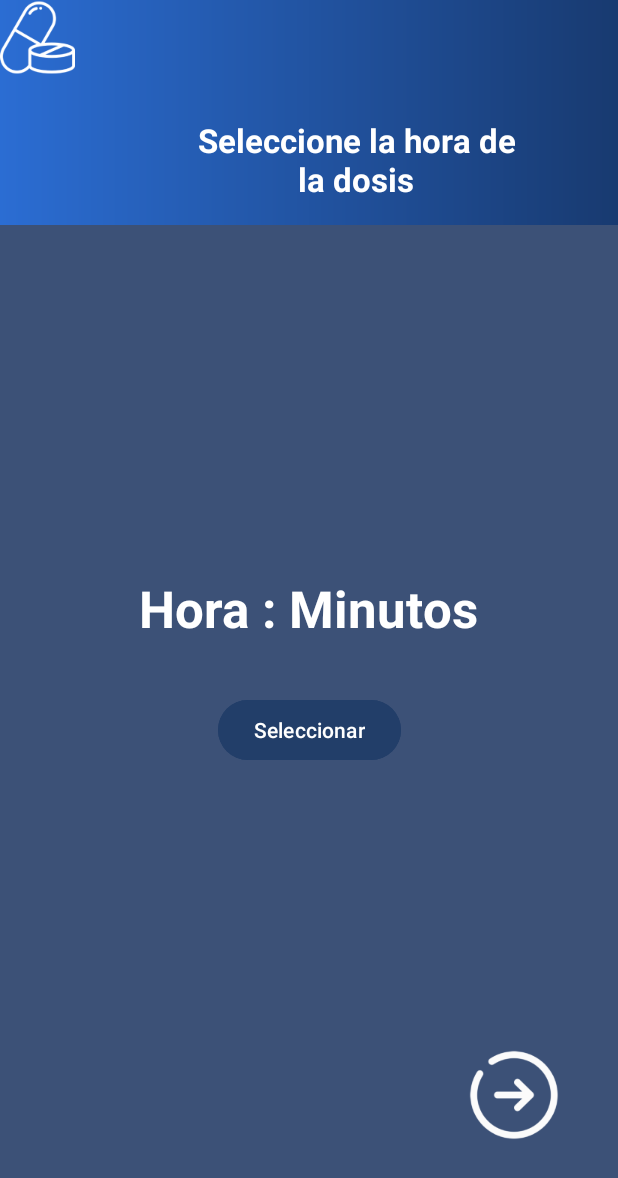
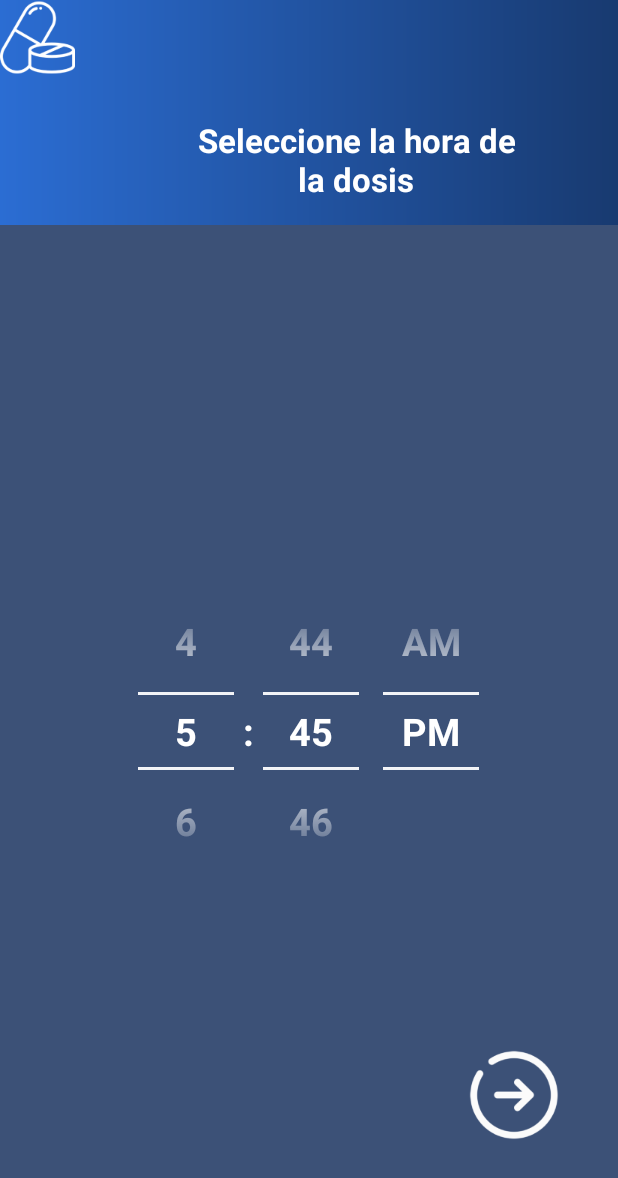
Before and after one commit to Alexis-Prz21/MediReminder, an Android app: the hora_dosis screen opened directly, with no data from a screen before it, on a phone screen of 412 x 824 dp. Shown: the top 1178 px of the screen. Run offline under Robolectric (Android 15) with nearby library versions, the phone set to English and light mode, and no system bars.

Commit message:
Se configuro el visual del timepicker del activity hora dosis y se solvento un error de ejecución

```diff
--- a/app/src/main/java/com/example/proyectopdm2024_gt2_grupo1_tema/HoraPrimeraDosisActivity.kt
+++ b/app/src/main/java/com/example/proyectopdm2024_gt2_grupo1_tema/HoraPrimeraDosisActivity.kt
@@ -11,7 +11,7 @@ class HoraPrimeraDosisActivity : AppCompatActivity() {
         super.onCreate(savedInstanceState)
         setContentView(R.layout.activity_hora_primera_dosis)
 
-        val timePicker = findViewById<TimePicker>(R.id.timePicker)
+        val timePicker = findViewById<TimePicker>(R.id.date_picker)
 
         timePicker.setOnTimeChangedListener{ view, hourOfDay, minute ->
             val seleccionarHora = hourOfDay
--- a/app/src/main/java/com/example/proyectopdm2024_gt2_grupo1_tema/MainActivity.kt
+++ b/app/src/main/java/com/example/proyectopdm2024_gt2_grupo1_tema/MainActivity.kt
@@ -6,6 +6,6 @@ import android.os.Bundle
 class MainActivity : AppCompatActivity() {
     override fun onCreate(savedInstanceState: Bundle?) {
         super.onCreate(savedInstanceState)
-        setContentView(R.layout.activity_main)
+        setContentView(R.layout.activity_p12)
     }
 }
--- a/app/src/main/java/com/example/proyectopdm2024_gt2_grupo1_tema/alarmaVisual.kt
+++ b/app/src/main/java/com/example/proyectopdm2024_gt2_grupo1_tema/alarmaVisual.kt
@@ -3,8 +3,7 @@ package com.example.proyectopdm2024_gt2_grupo1_tema
 import android.os.Bundle
 import androidx.activity.enableEdgeToEdge
 import androidx.appcompat.app.AppCompatActivity
-import androidx.core.view.ViewCompat
-import androidx.core.view.WindowInsetsCompat
+
 
 class alarmaVisual : AppCompatActivity() {
     override fun onCreate(savedInstanceState: Bundle?) {
--- a/app/src/main/java/com/example/proyectopdm2024_gt2_grupo1_tema/hora_dosis.kt
+++ b/app/src/main/java/com/example/proyectopdm2024_gt2_grupo1_tema/hora_dosis.kt
@@ -4,6 +4,8 @@ import android.app.TimePickerDialog
 import android.os.Bundle
 import android.widget.Button
 import android.widget.TextView
+import android.widget.TimePicker
+import android.widget.Toast
 import androidx.activity.enableEdgeToEdge
 import androidx.appcompat.app.AppCompatActivity
 import androidx.core.view.ViewCompat
@@ -20,15 +22,13 @@ class hora_dosis : AppCompatActivity() {
         super.onCreate(savedInstanceState)
         setContentView(R.layout.activity_hora_dosis)
 
-        time = findViewById(R.id.time)
-        btnTime = findViewById(R.id.btnTime)
+        val timePicker = findViewById<TimePicker>(R.id.time_picker)
 
-        btnTime.setOnClickListener{
-            val currentTime = Calendar.getInstance()
-            val startHour = currentTime.get(Calendar.HOUR_OF_DAY)
-            val startMinute = currentTime.get(Calendar.MINUTE)
+        timePicker.setOnTimeChangedListener{ view, hourOfDay, minute ->
+            val seleccionarHora = hourOfDay
+            val seleccionarMinuto = minute
 
-            TimePickerDialog(this, TimePickerDialog.OnTimeSetListener{ view, hourOfDay, minute -> time.setText("$hourOfDay : $minute") },startHour,startMinute,false).show()
+            Toast.makeText(this, "Hora seleccionada: $seleccionarHora:$seleccionarMinuto", Toast.LENGTH_SHORT).show()
         }
     }
 }
--- a/app/src/main/res/layout/activity_hora_dosis.xml
+++ b/app/src/main/res/layout/activity_hora_dosis.xml
@@ -62,37 +62,6 @@
         android:layout_height="match_parent"
         android:background="#3c5177">
 
-        <TextView
-            android:id="@+id/time"
-            android:layout_width="244dp"
-            android:layout_height="68dp"
-            android:text="Hora : Minutos"
-            android:textAlignment="center"
-            android:textColor="#FFFFFF"
-            android:textColorLink="#FFFFFF"
-            android:textSize="34sp"
-            android:textStyle="bold"
-            app:layout_constraintBottom_toBottomOf="parent"
-            app:layout_constraintEnd_toEndOf="parent"
-            app:layout_constraintHorizontal_bias="0.498"
-            app:layout_constraintStart_toStartOf="parent"
-            app:layout_constraintTop_toTopOf="parent"
-            app:layout_constraintVertical_bias="0.384" />
-
-        <Button
-            android:id="@+id/btnTime"
-            android:layout_width="wrap_content"
-            android:layout_height="wrap_content"
-            android:backgroundTint="#223E69"
-            android:text="@string/seleccionar"
-            android:textColorLink="#FFFFFF"
-            app:layout_constraintBottom_toBottomOf="parent"
-            app:layout_constraintEnd_toEndOf="parent"
-            app:layout_constraintStart_toStartOf="parent"
-            app:layout_constraintTop_toTopOf="parent"
-            app:layout_constraintTop_toBottomOf="@+id/time"
-            app:layout_constraintVertical_bias="0.499" />
-
         <ImageButton
             android:id="@+id/imageButton6"
             android:layout_width="wrap_content"
@@ -108,5 +77,18 @@
             android:contentDescription="@string/btnNext"
             tools:targetApi="s" />
 
+        <TimePicker
+            android:id="@+id/time_picker"
+            android:layout_width="fill_parent"
+            android:layout_height="wrap_content"
+            android:calendarViewShown="false"
+            android:theme="@style/TimePickerStyle"
+            android:timePickerMode="spinner"
+            app:layout_constraintBottom_toBottomOf="parent"
+            app:layout_constraintEnd_toEndOf="parent"
+            app:layout_constraintStart_toStartOf="parent"
+            app:layout_constraintTop_toTopOf="parent"
+            tools:ignore="MissingConstraints" />
+
     </androidx.constraintlayout.widget.ConstraintLayout>
 </LinearLayout>
--- a/app/src/main/res/layout/activity_hora_primera_dosis.xml
+++ b/app/src/main/res/layout/activity_hora_primera_dosis.xml
@@ -64,14 +64,14 @@
 
         <TimePicker
             android:id="@+id/date_picker"
-            android:theme="@style/TimePickerStyle"
             android:layout_width="fill_parent"
             android:layout_height="wrap_content"
             android:calendarViewShown="false"
+            android:theme="@style/TimePickerStyle"
             android:timePickerMode="spinner"
+            tools:ignore="MissingConstraints"
             tools:layout_editor_absoluteX="0dp"
-            tools:layout_editor_absoluteY="150dp"
-            tools:ignore="MissingConstraints" />
+            tools:layout_editor_absoluteY="150dp" />
 
         <ImageButton
             android:id="@+id/imageButton2"
```
